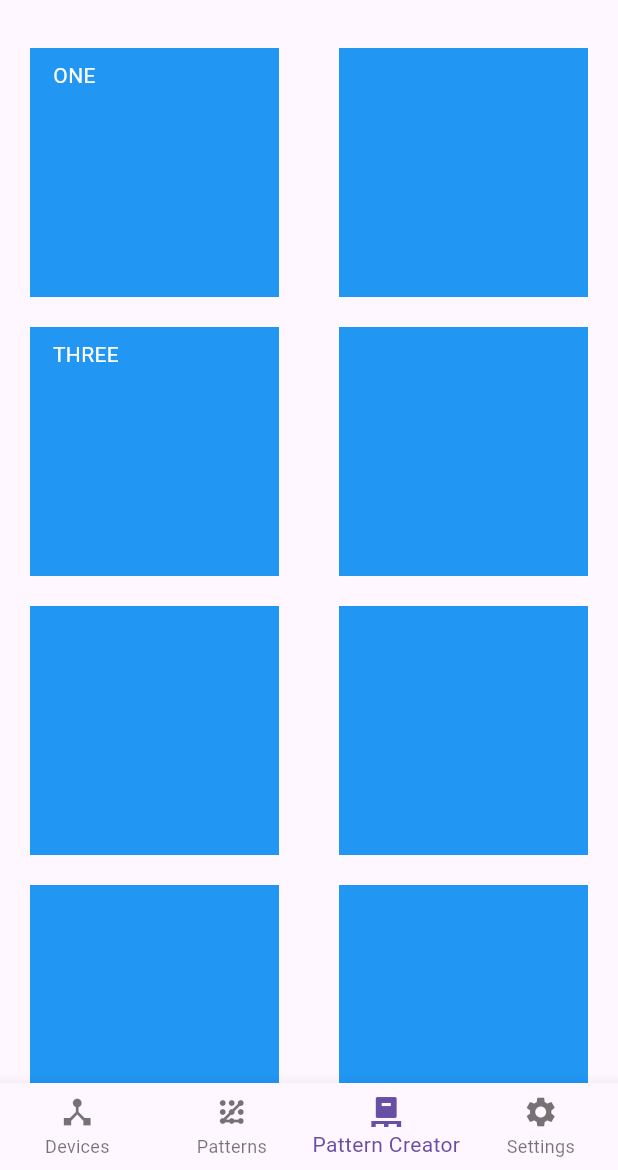
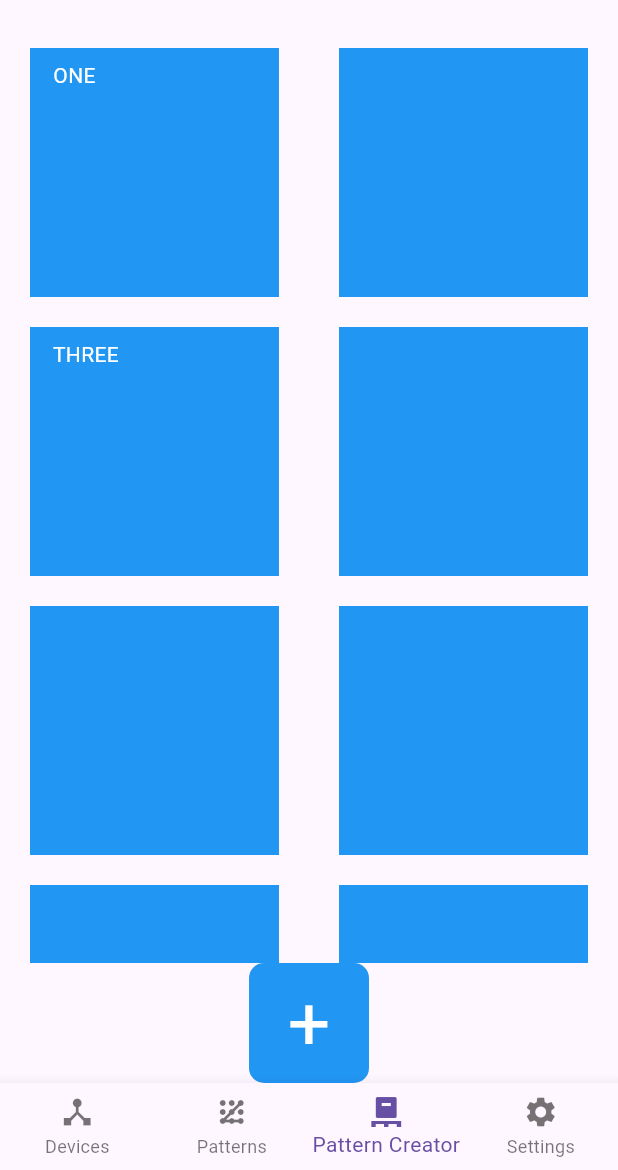
Before and after one commit to HanifMDjamiludin/LuminaSYNC, a Flutter app: the HomeScreen screen opened by its route, item 3 of the bottom bar chosen, on a phone screen of 412 x 824 dp, the part 66-1236 px from its top. Run offline on Flutter 3.47's test engine with Material 3 defaults, Android fonts, the phone set to English and light mode, and no system bars; our stand-ins replace firebase_auth, firebase_core, google_fonts, google_sign_in, shared_preferences; missing offline and left inert: flutter_hsvcolor_picker; accounts and stored records are empty; network calls fail.

Commit message:
add squares to pattern creator

```diff
--- a/luminasyncflutter/lib/creator.dart
+++ b/luminasyncflutter/lib/creator.dart
@@ -31,6 +31,8 @@ class PatternCreator extends StatefulWidget {
 class _PatternCreatorState extends State<PatternCreator> {
   Color _chosenColor = Colors.blue;
   final ApiService _apiService = ApiService();
+  List<Offset> circlePositions = [];
+  List<int> deviceNumbers = []; // List to hold device numbers
 
   void _onButtonPressed() {
     showDialog(
@@ -71,16 +73,17 @@ class _PatternCreatorState extends State<PatternCreator> {
     );
   }
 
-    void _saveChosenColor(Color color) async {
+  void _saveChosenColor(Color color) async {
     SharedPreferences prefs = await SharedPreferences.getInstance();
     // prefs.setInt('${widget.deviceId}_chosenColor', color.value);
   }
+
   @override
   Widget build(BuildContext context) {
     return Container(
-      child: Row(
+      child: Column(
       crossAxisAlignment:
-          CrossAxisAlignment.start, // Adjust alignment if needed
+          CrossAxisAlignment.center, // Adjust alignment if needed
       children: <Widget>[
         Expanded(
           child: GridView.count(
@@ -188,6 +191,34 @@ class _PatternCreatorState extends State<PatternCreator> {
             ],
           ),
         ),
+        GestureDetector(
+            onTap: () {
+              setState(() {
+                // Add a new circle position to the list
+                final RenderBox renderBox =
+                    context.findRenderObject() as RenderBox;
+                final newPosition = renderBox.globalToLocal(Offset.zero);
+                circlePositions.add(newPosition);
+
+                // Add a new device number for the new circle
+                deviceNumbers.add(deviceNumbers.isEmpty ? 1 : deviceNumbers.last + 1);
+              });
+            },
+            child: Container(
+              width: 80,
+              height: 80,
+              decoration: BoxDecoration(
+                color: Colors.blue,
+                borderRadius: BorderRadius.circular(10),
+              ),
+              child: Center(
+                child: Text(
+                  '+',
+                  style: TextStyle(fontSize: 50, color: Colors.white),
+                ),
+              ),
+            ),
+          ),
       ],
     )
     );
```
